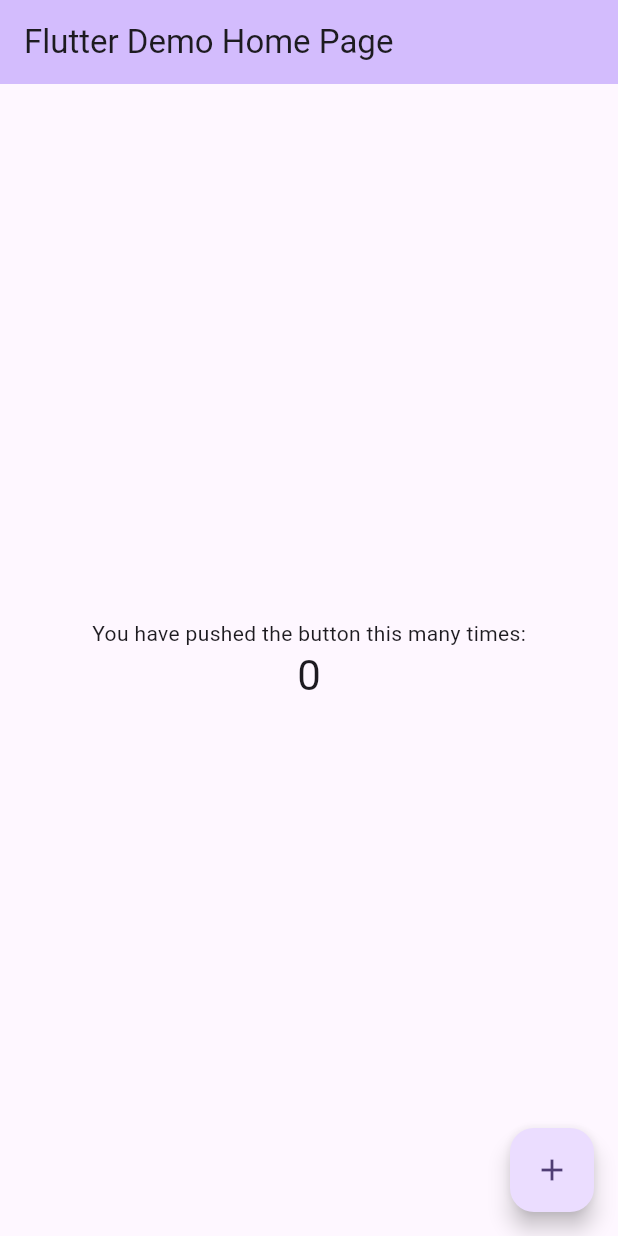
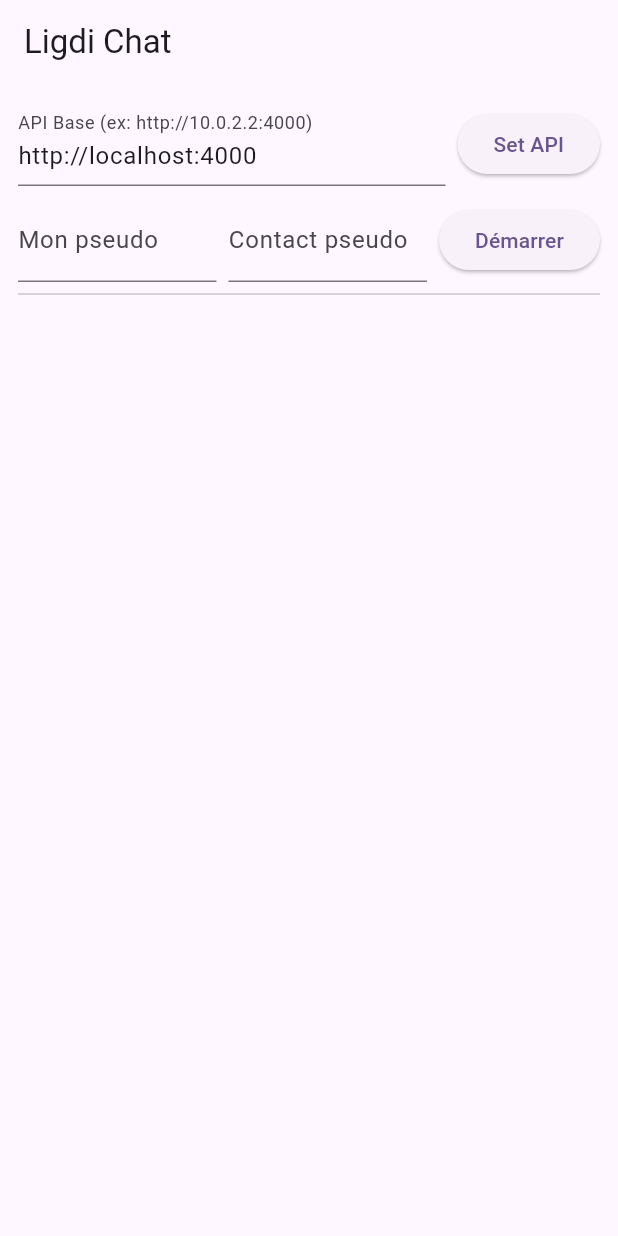
Before and after one commit to MALO-Otis/ligdi_chat_, a Flutter app: the screen it shows after launch, on a phone screen of 412 x 824 dp. Run offline on Flutter 3.47's test engine with Material 3 defaults, Android fonts, the light colour scheme and no system bars; our stand-ins replace audioplayers, image_picker, permission_handler, socket_io_client; missing offline and left inert: flutter_webrtc, record; accounts and stored records are empty.

Commit message:
feat(app): chat UI, services (audio/socket/webrtc), permissions (Android/iOS), docs; deps update (webrtc/record)

```diff
--- a/lib/main.dart
+++ b/lib/main.dart
@@ -1,3 +1,4 @@
+import 'screens/chat_screen.dart';
 import 'package:flutter/material.dart';
 
 void main() {
@@ -7,116 +8,13 @@ void main() {
 class MyApp extends StatelessWidget {
   const MyApp({super.key});
 
-  // This widget is the root of your application.
   @override
   Widget build(BuildContext context) {
     return MaterialApp(
-      title: 'Flutter Demo',
-      theme: ThemeData(
-        // This is the theme of your application.
-        //
-        // TRY THIS: Try running your application with "flutter run". You'll see
-        // the application has a purple toolbar. Then, without quitting the app,
-        // try changing the seedColor in the colorScheme below to Colors.green
-        // and then invoke "hot reload" (save your changes or press the "hot
-        // reload" button in a Flutter-supported IDE, or press "r" if you used
-        // the command line to start the app).
-        //
-        // Notice that the counter didn't reset back to zero; the application
-        // state is not lost during the reload. To reset the state, use hot
-        // restart instead.
-        //
-        // This works for code too, not just values: Most code changes can be
-        // tested with just a hot reload.
-        colorScheme: ColorScheme.fromSeed(seedColor: Colors.deepPurple),
-      ),
-      home: const MyHomePage(title: 'Flutter Demo Home Page'),
+      title: 'Ligdi Chat',
+      theme: ThemeData(colorScheme: ColorScheme.fromSeed(seedColor: Colors.deepPurple)),
+      home: const ChatScreen(apiBase: 'http://localhost:4000'),
+      debugShowCheckedModeBanner: false,
     );
   }
 }
-
-class MyHomePage extends StatefulWidget {
-  const MyHomePage({super.key, required this.title});
-
-  // This widget is the home page of your application. It is stateful, meaning
-  // that it has a State object (defined below) that contains fields that affect
-  // how it looks.
-
-  // This class is the configuration for the state. It holds the values (in this
-  // case the title) provided by the parent (in this case the App widget) and
-  // used by the build method of the State. Fields in a Widget subclass are
-  // always marked "final".
-
-  final String title;
-
-  @override
-  State<MyHomePage> createState() => _MyHomePageState();
-}
-
-class _MyHomePageState extends State<MyHomePage> {
-  int _counter = 0;
-
-  void _incrementCounter() {
-    setState(() {
-      // This call to setState tells the Flutter framework that something has
-      // changed in this State, which causes it to rerun the build method below
-      // so that the display can reflect the updated values. If we changed
-      // _counter without calling setState(), then the build method would not be
-      // called again, and so nothing would appear to happen.
-      _counter++;
-    });
-  }
-
-  @override
-  Widget build(BuildContext context) {
-    // This method is rerun every time setState is called, for instance as done
-    // by the _incrementCounter method above.
-    //
-    // The Flutter framework has been optimized to make rerunning build methods
-    // fast, so that you can just rebuild anything that needs updating rather
-    // than having to individually change instances of widgets.
-    return Scaffold(
-      appBar: AppBar(
-        // TRY THIS: Try changing the color here to a specific color (to
-        // Colors.amber, perhaps?) and trigger a hot reload to see the AppBar
-        // change color while the other colors stay the same.
-        backgroundColor: Theme.of(context).colorScheme.inversePrimary,
-        // Here we take the value from the MyHomePage object that was created by
-        // the App.build method, and use it to set our appbar title.
-        title: Text(widget.title),
-      ),
-      body: Center(
-        // Center is a layout widget. It takes a single child and positions it
-        // in the middle of the parent.
-        child: Column(
-          // Column is also a layout widget. It takes a list of children and
-          // arranges them vertically. By default, it sizes itself to fit its
-          // children horizontally, and tries to be as tall as its parent.
-          //
-          // Column has various properties to control how it sizes itself and
-          // how it positions its children. Here we use mainAxisAlignment to
-          // center the children vertically; the main axis here is the vertical
-          // axis because Columns are vertical (the cross axis would be
-          // horizontal).
-          //
-          // TRY THIS: Invoke "debug painting" (choose the "Toggle Debug Paint"
-          // action in the IDE, or press "p" in the console), to see the
-          // wireframe for each widget.
-          mainAxisAlignment: MainAxisAlignment.center,
-          children: <Widget>[
-            const Text('You have pushed the button this many times:'),
-            Text(
-              '$_counter',
-              style: Theme.of(context).textTheme.headlineMedium,
-            ),
-          ],
-        ),
-      ),
-      floatingActionButton: FloatingActionButton(
-        onPressed: _incrementCounter,
-        tooltip: 'Increment',
-        child: const Icon(Icons.add),
-      ), // This trailing comma makes auto-formatting nicer for build methods.
-    );
-  }
-}
--- /dev/null
+++ b/lib/models/conversation.dart
@@ -0,0 +1,11 @@
+class Conversation {
+  final String id;
+  final bool isGroup;
+
+  Conversation({required this.id, required this.isGroup});
+
+  factory Conversation.fromJson(Map<String, dynamic> json) => Conversation(
+        id: json['id'] as String,
+        isGroup: (json['isGroup'] as bool?) ?? false,
+      );
+}
--- /dev/null
+++ b/lib/models/message.dart
@@ -0,0 +1,45 @@
+enum MessageType { text, audio, video }
+
+MessageType parseMessageType(String s) {
+  switch (s.toUpperCase()) {
+    case 'AUDIO':
+      return MessageType.audio;
+    case 'VIDEO':
+      return MessageType.video;
+    default:
+      return MessageType.text;
+  }
+}
+
+class ChatMessage {
+  final String id;
+  final String conversationId;
+  final String senderId;
+  final MessageType type;
+  final String? text;
+  final String? mediaUrl;
+  final int? durationMs;
+  final DateTime createdAt;
+
+  ChatMessage({
+    required this.id,
+    required this.conversationId,
+    required this.senderId,
+    required this.type,
+    this.text,
+    this.mediaUrl,
+    this.durationMs,
+    required this.createdAt,
+  });
+
+  factory ChatMessage.fromJson(Map<String, dynamic> json) => ChatMessage(
+        id: json['id'] as String,
+        conversationId: json['conversationId'] as String,
+        senderId: json['senderId'] as String,
+        type: parseMessageType((json['type'] as String?) ?? 'TEXT'),
+        text: json['text'] as String?,
+        mediaUrl: json['mediaUrl'] as String?,
+        durationMs: json['durationMs'] as int?,
+        createdAt: DateTime.parse(json['createdAt'] as String),
+      );
+}
--- /dev/null
+++ b/lib/models/user.dart
@@ -0,0 +1,11 @@
+class AppUser {
+  final String id;
+  final String username;
+
+  AppUser({required this.id, required this.username});
+
+  factory AppUser.fromJson(Map<String, dynamic> json) => AppUser(
+        id: json['id'] as String,
+        username: json['username'] as String,
+      );
+}
--- /dev/null
+++ b/lib/screens/chat_screen.dart
@@ -0,0 +1,256 @@
+import 'dart:io';
+import 'call_screen.dart';
+import '../models/user.dart';
+import '../models/message.dart';
+import '../models/conversation.dart';
+import '../services/api_client.dart';
+import 'package:flutter/material.dart';
+import '../services/audio_service.dart';
+import '../services/socket_service.dart';
+import 'package:audioplayers/audioplayers.dart';
+import 'package:image_picker/image_picker.dart';
+import 'package:permission_handler/permission_handler.dart';
+
+
+
+class ChatScreen extends StatefulWidget {
+  final String apiBase; // e.g. http://localhost:4000
+  const ChatScreen({super.key, required this.apiBase});
+
+  @override
+  State<ChatScreen> createState() => _ChatScreenState();
+}
+
+class _ChatScreenState extends State<ChatScreen> {
+  final _apiPicker = TextEditingController();
+  final _meCtrl = TextEditingController();
+  final _peerCtrl = TextEditingController();
+  final _textCtrl = TextEditingController();
+
+  final _audio = AudioService();
+  final _player = AudioPlayer();
+  final _picker = ImagePicker();
+
+  late ApiClient api;
+  SocketService? socket;
+
+  AppUser? me;
+  AppUser? peer;
+  Conversation? conv;
+  final List<ChatMessage> messages = [];
+
+  bool _recording = false;
+
+  @override
+  void initState() {
+    super.initState();
+    api = ApiClient(baseUrl: widget.apiBase);
+    _apiPicker.text = widget.apiBase;
+  }
+
+  @override
+  void dispose() {
+    socket?.dispose();
+    _player.dispose();
+    _apiPicker.dispose();
+    _meCtrl.dispose();
+    _peerCtrl.dispose();
+    _textCtrl.dispose();
+    super.dispose();
+  }
+
+  Future<void> _startChat() async {
+    try {
+      final meName = _meCtrl.text.trim();
+      final peerName = _peerCtrl.text.trim();
+      if (meName.isEmpty || peerName.isEmpty) return;
+      // Create users
+      final meJson = await api.createUser(meName);
+      final peerJson = await api.createUser(peerName);
+      me = AppUser.fromJson(meJson);
+      peer = AppUser.fromJson(peerJson);
+      // Create conversation
+      final convJson = await api.createConversation([me!.id, peer!.id]);
+      conv = Conversation.fromJson(convJson);
+      // Load messages
+      final list = await api.getMessages(conv!.id);
+      messages
+        ..clear()
+        ..addAll(list.map((e) => ChatMessage.fromJson(Map<String, dynamic>.from(e as Map))).toList());
+      // Socket
+      socket?.dispose();
+      socket = SocketService(baseUrl: _apiPicker.text.trim());
+      socket!.connect(conversationId: conv!.id, onNewMessage: (msg) {
+        setState(() => messages.add(msg));
+      });
+      setState(() {});
+    } catch (e) {
+      if (!mounted) return;
+      ScaffoldMessenger.of(context).showSnackBar(SnackBar(content: Text('Erreur: $e')));
+    }
+  }
+
+  Future<void> _sendText() async {
+    if (me == null || conv == null) return;
+    final txt = _textCtrl.text.trim();
+    if (txt.isEmpty) return;
+    _textCtrl.clear();
+    // Send via REST for persistence + via socket for realtime
+    await api.sendTextMessage(conversationId: conv!.id, senderId: me!.id, text: txt);
+  }
+
+  Future<void> _toggleRecord() async {
+    if (me == null || conv == null) return;
+    if (!_recording) {
+      final mic = await Permission.microphone.request();
+      if (!mic.isGranted) return;
+      await _audio.start();
+      setState(() => _recording = true);
+    } else {
+      final path = await _audio.stop();
+      setState(() => _recording = false);
+      if (path != null) {
+        await api.uploadMedia(
+          endpoint: '/upload/audio',
+          conversationId: conv!.id,
+          senderId: me!.id,
+          filePath: path,
+        );
+      }
+    }
+  }
+
+  Future<void> _pickVideo() async {
+    if (me == null || conv == null) return;
+    final cam = await Permission.camera.request();
+    final storage = await Permission.photos.request();
+    if (!cam.isGranted || !storage.isGranted) return;
+    final x = await _picker.pickVideo(source: ImageSource.gallery);
+    if (x != null) {
+      await api.uploadMedia(
+        endpoint: '/upload/video',
+        conversationId: conv!.id,
+        senderId: me!.id,
+        filePath: x.path,
+      );
+    }
+  }
+
+  void _openCall() {
+    if (socket == null || conv == null) return;
+    Navigator.of(context).push(MaterialPageRoute(
+      builder: (_) => CallScreen(socket: socket!.socket, conversationId: conv!.id),
+    ));
+  }
+
+  Widget _bubble(ChatMessage m) {
+    final isMe = m.senderId == me?.id;
+    final align = isMe ? CrossAxisAlignment.end : CrossAxisAlignment.start;
+    final color = isMe ? Colors.blue[200] : Colors.grey[300];
+    Widget child;
+    switch (m.type) {
+      case MessageType.text:
+        child = Text(m.text ?? '', style: const TextStyle(fontSize: 16));
+        break;
+      case MessageType.audio:
+        child = Row(
+          mainAxisSize: MainAxisSize.min,
+          children: [
+            const Icon(Icons.audiotrack),
+            const SizedBox(width: 8),
+            TextButton(
+              onPressed: () {
+                final url = '${widget.apiBase}${m.mediaUrl}';
+                _player.play(UrlSource(url));
+              },
+              child: const Text('Play audio'),
+            ),
+          ],
+        );
+        break;
+      case MessageType.video:
+        child = Row(
+          mainAxisSize: MainAxisSize.min,
+          children: [
+            const Icon(Icons.videocam),
+            const SizedBox(width: 8),
+            Text(m.mediaUrl ?? ''),
+          ],
+        );
+        break;
+    }
+    return Column(
+      crossAxisAlignment: align,
+      children: [
+        Container(
+          margin: const EdgeInsets.symmetric(vertical: 4),
+          padding: const EdgeInsets.all(12),
+          decoration: BoxDecoration(color: color, borderRadius: BorderRadius.circular(12)),
+          child: child,
+        ),
+      ],
+    );
+  }
+
+  @override
+  Widget build(BuildContext context) {
+    return Scaffold(
+      appBar: AppBar(title: const Text('Ligdi Chat')),
+      body: Padding(
+        padding: const EdgeInsets.all(12.0),
+        child: Column(
+          children: [
+            Row(children: [
+              Expanded(
+                child: TextField(
+                  controller: _apiPicker,
+                  decoration: const InputDecoration(labelText: 'API Base (ex: http://10.0.2.2:4000)'),
+                ),
+              ),
+              const SizedBox(width: 8),
+              ElevatedButton(
+                onPressed: () {
+                  api = ApiClient(baseUrl: _apiPicker.text.trim());
+                  setState(() {});
+                },
+                child: const Text('Set API'),
+              )
+            ]),
+            const SizedBox(height: 8),
+            Row(children: [
+              Expanded(child: TextField(controller: _meCtrl, decoration: const InputDecoration(labelText: 'Mon pseudo'))),
+              const SizedBox(width: 8),
+              Expanded(child: TextField(controller: _peerCtrl, decoration: const InputDecoration(labelText: 'Contact pseudo'))),
+              const SizedBox(width: 8),
+              ElevatedButton(onPressed: _startChat, child: const Text('Démarrer')),
+            ]),
+            const Divider(),
+            if (conv != null)
+              Row(
+                children: [
+                  IconButton(onPressed: _openCall, icon: const Icon(Icons.video_call)),
+                  IconButton(onPressed: _pickVideo, icon: const Icon(Icons.attach_file)),
+                  IconButton(onPressed: _toggleRecord, icon: Icon(_recording ? Icons.stop : Icons.mic)),
+                  Expanded(
+                    child: TextField(
+                      controller: _textCtrl,
+                      decoration: const InputDecoration(hintText: 'Message...'),
+                      onSubmitted: (_) => _sendText(),
+                    ),
+                  ),
+                  IconButton(onPressed: _sendText, icon: const Icon(Icons.send)),
+                ],
+              ),
+            const SizedBox(height: 8),
+            Expanded(
+              child: ListView.builder(
+                itemCount: messages.length,
+                itemBuilder: (_, i) => _bubble(messages[i]),
+              ),
+            ),
+          ],
+        ),
+      ),
+    );
+  }
+}
```
Also changed, not shown: lib/screens/call_screen.dart (added, +50 -0 lines), lib/services/api_client.dart (added, +64 -0 lines), lib/services/audio_service.dart (added, +30 -0 lines), lib/services/socket_service.dart (added, +39 -0 lines), lib/services/webrtc_service.dart (added, +88 -0 lines), pubspec.yaml (+8 -0 lines), pubspec.lock, 8 other files.
